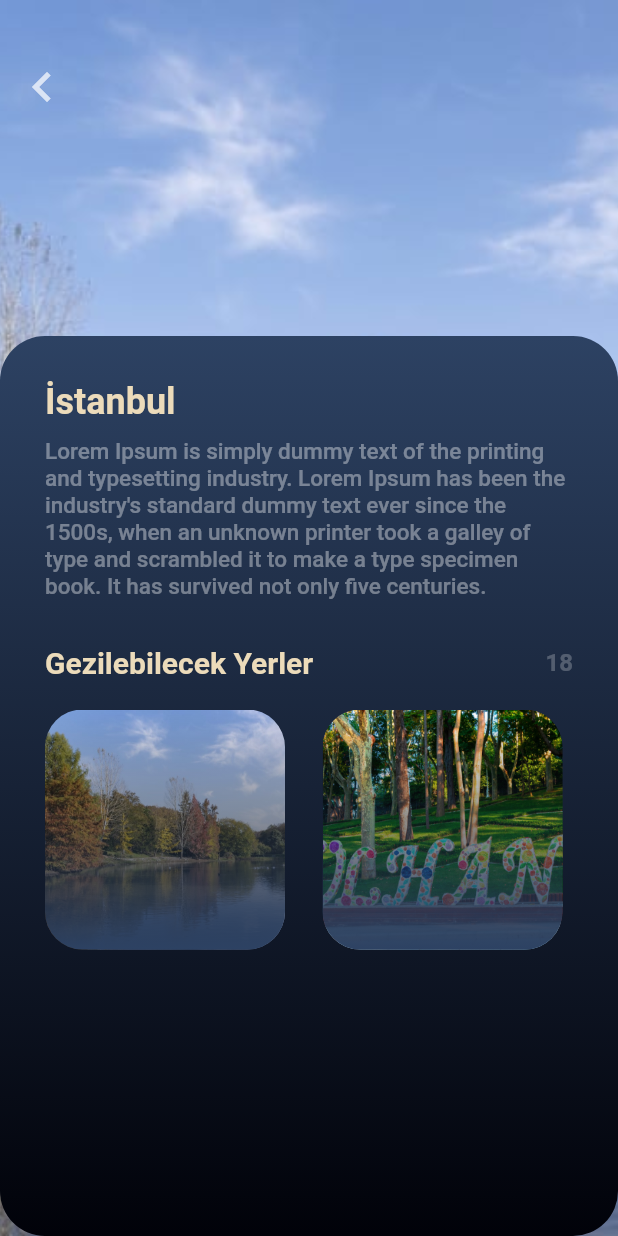
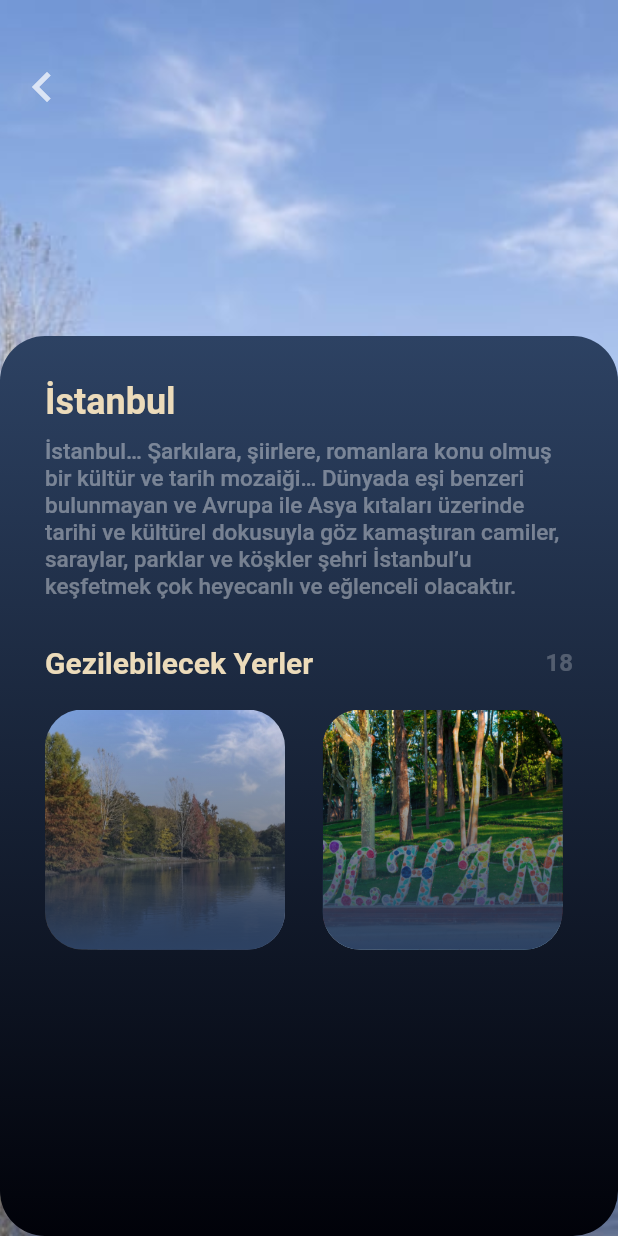
Before and after one commit to aydinerenn/hoi, a Flutter app: the screen it shows after launch, after a tap on "Belgrad Ormanı", on a phone screen of 412 x 824 dp. Run offline on Flutter 3.47's test engine with Material 2 defaults, Android fonts, the phone set to English and light mode, and no system bars.

Commit message:
change text

```diff
--- a/lib/destinationDetail.dart
+++ b/lib/destinationDetail.dart
@@ -109,7 +109,7 @@ class DestinationPage extends StatelessWidget {
                           SizedBox(height: 10),
                           PrimaryText(
                               text:
-                                  'Lorem Ipsum is simply dummy text of the printing and typesetting industry. Lorem Ipsum has been the industry\'s standard dummy text ever since the 1500s, when an unknown printer took a galley of type and scrambled it to make a type specimen book. It has survived not only five centuries.',
+                                  'İstanbul… Şarkılara, şiirlere, romanlara konu olmuş bir kültür ve tarih mozaiği… Dünyada eşi benzeri bulunmayan ve Avrupa ile Asya kıtaları üzerinde tarihi ve kültürel dokusuyla göz kamaştıran camiler, saraylar, parklar ve köşkler şehri İstanbul’u keşfetmek çok heyecanlı ve eğlenceli olacaktır.',
                               size: 15,
                               fontWeight: FontWeight.w500,
                               color: Colors.white38),
```
